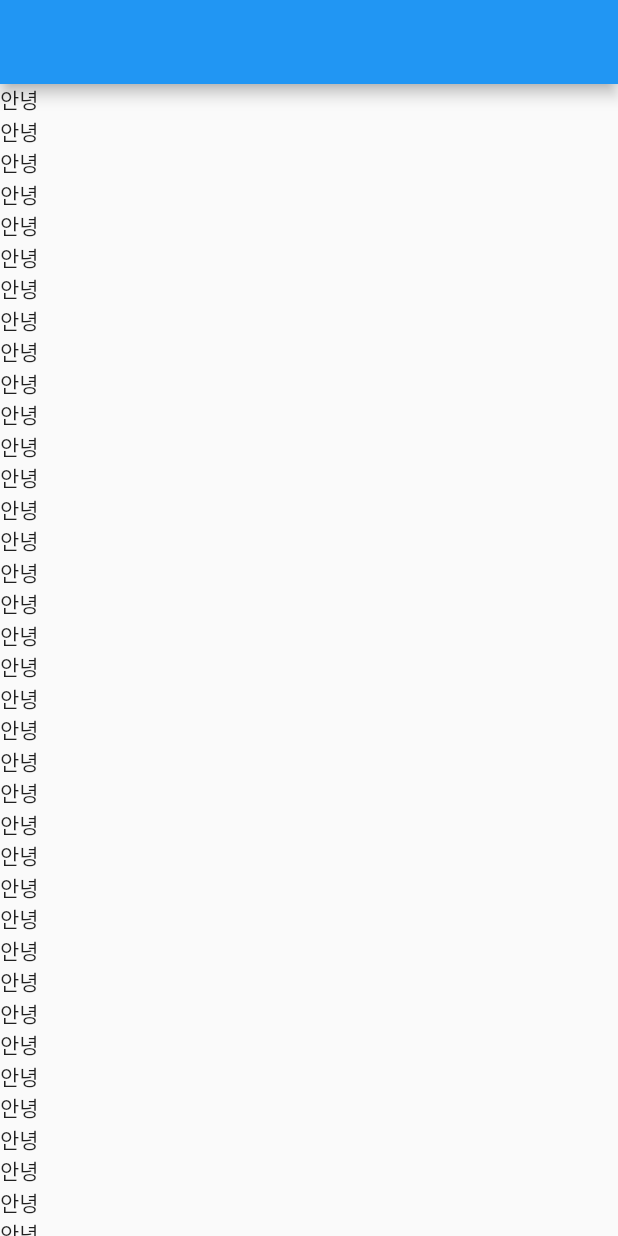
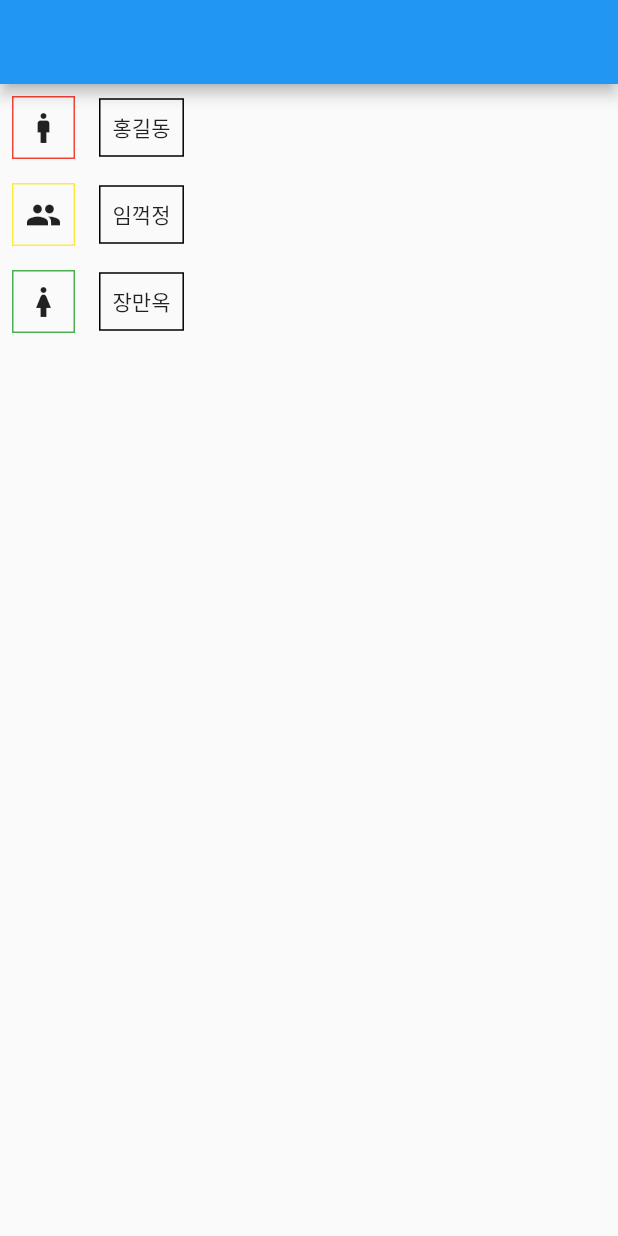
Before and after one commit to ac2dia/Flutter-Lab, a Flutter app: the screen it shows after launch, on a phone screen of 412 x 824 dp. Run offline on Flutter 3.47's test engine with Material 2 defaults, Android fonts, the phone set to English and light mode, and no system bars; missing offline and left inert: dart:html.

Commit message:
feat: CustomWidget 숙제 구현 * CustomWidget 생성 * parameter 넣는 방법 학습 * 생성자 생성 및 null 체크 학습 * ListView 활용

```diff
--- a/contact/lib/main.dart
+++ b/contact/lib/main.dart
@@ -13,83 +13,106 @@ class MyApp extends StatelessWidget {
   @override
   Widget build(BuildContext context) {
     return MaterialApp(
-      home: Scaffold(
-        appBar: AppBar(),
-        body: ListView( // ListView() 를 통해 스크롤바 생성 + 스크롤 위치 확인 가능 + 메모리 절약
+        home: Scaffold(
+      appBar: AppBar(),
+      body: UserListView(),
+    ));
+  }
+}
+
+class UserListView extends StatelessWidget {
+  const UserListView({Key? key}) : super(key: key);
+
+  @override
+  Widget build(BuildContext context) {
+    return ListView(
+      children: [
+        Column(
+          crossAxisAlignment: CrossAxisAlignment.start,
           children: [
-            Text('안녕'),
-            Text('안녕'),
-            Text('안녕'),
-            Text('안녕'),
-            Text('안녕'),
-            Text('안녕'),
-            Text('안녕'),
-            Text('안녕'),
-            Text('안녕'),
-            Text('안녕'),
-            Text('안녕'),
-            Text('안녕'),
-            Text('안녕'),
-            Text('안녕'),
-            Text('안녕'),
-            Text('안녕'),
-            Text('안녕'),
-            Text('안녕'),
-            Text('안녕'),
-            Text('안녕'),
-            Text('안녕'),
-            Text('안녕'),
-            Text('안녕'),
-            Text('안녕'),
-            Text('안녕'),
-            Text('안녕'),
-            Text('안녕'),
-            Text('안녕'),
-            Text('안녕'),
-            Text('안녕'),
-            Text('안녕'),
-            Text('안녕'),
-            Text('안녕'),
-            Text('안녕'),
-            Text('안녕'),
-            Text('안녕'),
-            Text('안녕'),
-            Text('안녕'),
-            Text('안녕'),
-            Text('안녕'),
-            Text('안녕'),
-            Text('안녕'),
-            Text('안녕'),
-            Text('안녕'),
-            Text('안녕'),
-            Text('안녕'),
-            Text('안녕'),
-            Text('안녕'),
-            Text('안녕'),
-            Text('안녕'),
-            Text('안녕'),
-            Text('안녕'),
-            Text('안녕'),
-            Text('안녕'),
-            Text('안녕'),
-            Text('안녕'),
-            Text('안녕'),
-            Text('안녕'),
-            Text('안녕'),
-            Text('안녕'),
-            Text('안녕'),
-            Text('안녕'),
-            Text('안녕'),
-            Text('안녕'),
-            Text('안녕'),
-            Text('안녕'),
-            Text('안녕'),
-            Text('안녕'),
-            Text('안녕'),
-            Text('안녕'),
+            RowContainer(
+              color: Colors.red,
+              icon: Icons.man,
+              name: '홍길동',
+            ),
+            RowContainer(
+              color: Colors.yellow,
+              icon: Icons.people,
+              name: '임꺽정',
+            ),
+            RowContainer(
+              color: Colors.green,
+              icon: Icons.woman,
+              name: '장만옥',
+            ),
           ],
+        )
+      ],
+    );
+  }
+}
+
+class RowContainer extends StatelessWidget {
+  const RowContainer({Key? key, this.color, this.icon, this.name})
+      : super(key: key);
+
+  final Color? color;
+  final IconData? icon;
+  final String? name;
+
+  @override
+  Widget build(BuildContext context) {
+    return Row(
+      children: [
+        IconContainer(
+          color: color,
+          icon: icon,
         ),
-    ));
+        TextContainer(
+          name: name,
+        )
+      ],
+    );
+  }
+}
+
+class IconContainer extends StatelessWidget {
+  const IconContainer({Key? key, this.color, this.icon}) : super(key: key);
+
+  final Color? color;
+  final IconData? icon;
+
+  @override
+  Widget build(BuildContext context) {
+    return Container(
+        margin: EdgeInsets.all(8.0),
+        padding: EdgeInsets.all(8.0),
+        decoration: BoxDecoration(
+            border: Border.all(
+          width: 1,
+          color: color!,
+        )),
+        child: Icon(icon!));
+  }
+}
+
+class TextContainer extends StatelessWidget {
+  const TextContainer({Key? key, this.name}) : super(key: key);
+
+  final String? name;
+
+  @override
+  Widget build(BuildContext context) {
+    return Container(
+      margin: EdgeInsets.all(8.0),
+      padding: EdgeInsets.all(8.0),
+      decoration: BoxDecoration(
+          border: Border.all(
+        width: 1,
+        color: Colors.black,
+      )),
+      child: Text(name!),
+    );
   }
 }
 
```
